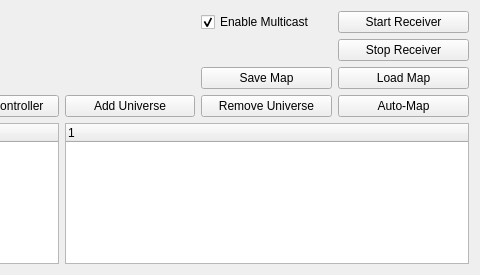
First picture: the form in OpenRGBE131ReceiverDialog.ui, repository sudoxnym/open-hyperion, before the edit; both pictures show x 220 to 700 and y 0 to 275 of the 700 by 275 pixel window.
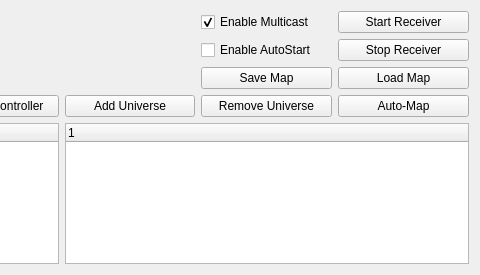
Second picture: the form after the edit.

Commit message:
Add auto-start feature
Remove useless code

The edit to the form file:
```diff
--- a/OpenRGBE131ReceiverDialog.ui
+++ b/OpenRGBE131ReceiverDialog.ui
@@ -156,6 +156,13 @@
      </property>
     </widget>
    </item>
+   <item row="3" column="4">
+    <widget class="QCheckBox" name="EnableAutoStartBox">
+     <property name="text">
+      <string>Enable AutoStart</string>
+     </property>
+    </widget>
+   </item>
   </layout>
  </widget>
  <resources/>
```
Left out of the diff: 2 changed lines with no effect on the pictures. The commit also changes 2 other files.
